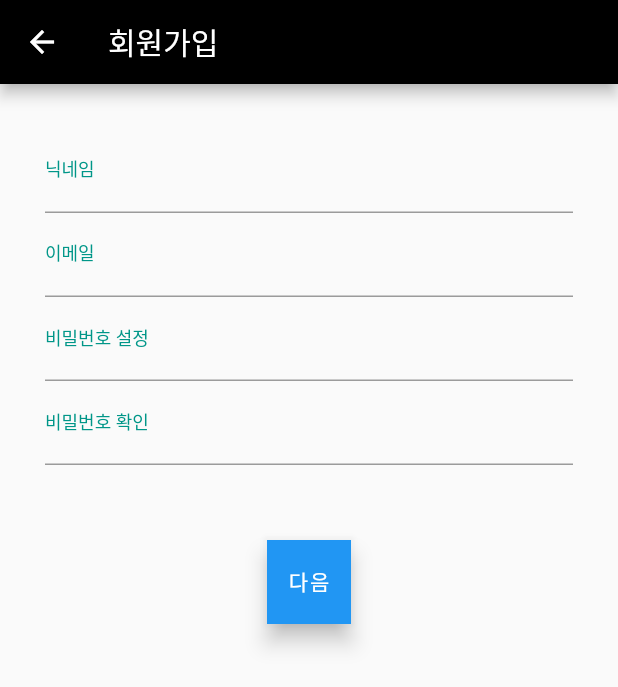
After one commit to joohyung99/DAMUL, a Flutter app: the screen it shows after launch, after a tap on "로그인", after a tap on "회원가입", on a phone screen of 412 x 824 dp. The commit adds this screen. Shown: the top 687 px of the screen. Run offline on Flutter 3.47's test engine with Material 2 defaults, Android fonts, the phone set to English and light mode, and no system bars; our stand-ins replace firebase_auth, fluttertoast; accounts and stored records are empty; network calls fail.

Commit message:
회원가입 부분 수정 중

```diff
--- a/lib/login.dart
+++ b/lib/login.dart
@@ -2,7 +2,9 @@
 import 'dart:math';
 import 'package:flutter/material.dart';
 
-import 'newmember.dart';
+import 'Main/home.dart';
+import 'newmember/newmember.dart';
+import 'package:firebase_auth/firebase_auth.dart';
 
 class Login extends StatefulWidget {
   const Login({Key? key}) : super(key: key);
@@ -13,8 +15,19 @@ class Login extends StatefulWidget {
 
 class _LoginState extends State<Login> {
 
+  final _authentication = FirebaseAuth.instance;
+  final _loginformkey = GlobalKey<FormState>();
   TextEditingController ctr1 = TextEditingController();
   TextEditingController ctr2 = TextEditingController();
+  String ID = '';
+  String pw = '';
+
+  void _logintryValidation(){
+    final isvalid = _loginformkey.currentState!.validate();
+    if(isvalid){
+      _loginformkey.currentState!.save();
+    }
+  }
 
   @override
   Widget build(BuildContext context) {
@@ -24,13 +37,18 @@ class _LoginState extends State<Login> {
         backgroundColor: Colors.black,
         centerTitle: true,
       ),
-      body: SingleChildScrollView(
+      body: GestureDetector(
+        onTap: (){
+          FocusScope.of(context).unfocus();
+        },
+        child: SingleChildScrollView(
           child: Column(
             children: [
               Container(
-              height: 230,
+                height: 200,
               ),
               Form(
+                key: _loginformkey,
                 child: Theme(
                   data: ThemeData(
                     primaryColor: Colors.black,
@@ -45,20 +63,36 @@ class _LoginState extends State<Login> {
                     padding: EdgeInsets.all(40.0),
                     child: Column(
                       children: [
-                      TextField(
-                        controller: ctr1,
+                        TextFormField(
+                          validator: (value){
+                            if(value!.isEmpty || !value.contains('@')){
+                              return '아이디는 회원가입 시 입력하신 이메일 주소입니다.';
+                            }
+                            return null;
+                          },
                           decoration: InputDecoration(
                             labelText: "Enter ID"
                           ),
                           keyboardType: TextInputType.emailAddress,
+                          onSaved: (value){
+                            ID = value!;
+                          },
+                          onChanged: (value){
+                            ID = value;
+                          },
                         ),
-                      TextField(
-                        controller: ctr2,
+                        TextFormField(
                           decoration: InputDecoration(
                               labelText: "Enter Password"
                           ),
                           keyboardType: TextInputType.text,
                           obscureText: true,
+                          onSaved: (value){
+                            pw = value!;
+                          },
+                          onChanged: (value){
+                            pw = value;
+                          },
                         ),
                         SizedBox(height: 50),
                         SizedBox(
@@ -69,7 +103,25 @@ class _LoginState extends State<Login> {
                                 borderRadius: BorderRadius.zero
                             ),
                             child: Container(child: Text("로그인")),
-                          onPressed: (){
+                            onPressed: () async{
+                              _logintryValidation();
+                              try {
+                                final loginUser = await _authentication
+                                    .signInWithEmailAndPassword(
+                                  email: ID,
+                                  password: pw,
+                                );
+                                if(loginUser.user != null){
+                                  Navigator.push(
+                                    context,
+                                    MaterialPageRoute(builder: (context){
+                                      return home();
+                                    })
+                                  );
+                                }
+                              }catch(e){
+                                print(e);
+                              }
                               // ctr1, ctr2가 실제 회원정보와 일치하다면 메인 페이지로 이동
 
                             },
@@ -99,6 +151,7 @@ class _LoginState extends State<Login> {
             ],
           ),
         ),
+      ),
     );
   }
 
--- /dev/null
+++ b/lib/newmember/become_newmember.dart
@@ -0,0 +1,178 @@
+
+import 'package:flutter/material.dart';
+import 'package:firebase_auth/firebase_auth.dart';
+
+class become_newmember extends StatefulWidget {
+  const become_newmember({Key? key}) : super(key: key);
+
+  @override
+  State<become_newmember> createState() => _become_newmemberState();
+}
+
+class _become_newmemberState extends State<become_newmember> {
+
+  final _authentication = FirebaseAuth.instance;
+  final _formkey = GlobalKey<FormState>();
+  String userName = '';
+  String userEmail = '';
+  String userPassword = '';
+
+  void _tryValidation(){
+    final isvalid = _formkey.currentState!.validate();
+    if(isvalid){
+      _formkey.currentState!.save();
+    }
+  }
+
+  @override
+  Widget build(BuildContext context) {
+    return Scaffold(
+      body: GestureDetector(
+        onTap: (){
+          FocusScope.of(context).unfocus();
+        },
+        child: SingleChildScrollView(
+          child: Column(
+              children: [
+                Form(
+                  key: _formkey,
+                  child: Theme(
+                    data: ThemeData(
+                        primaryColor: Colors.black,
+                        inputDecorationTheme: InputDecorationTheme(
+                            labelStyle: TextStyle(
+                              color: Colors.teal,
+                              fontSize: 12.0,
+                            )
+                        )
+                    ),
+                    child: Container(
+                      padding: EdgeInsets.symmetric(horizontal: 30, vertical: 30),
+                      child: Column(
+                        children: [
+                          TextFormField(
+                            validator: (value){
+                              if(value!.isEmpty || value.length < 2){
+                                return '최소 두 글자의 닉네임을 입력하셔야 합니다.';
+                              }
+                              return null;
+                            },
+                            onSaved: (value){
+                              userName = value!;
+                            },
+                            onChanged: (value){
+                              userName = value;
+                            },
+                            decoration: InputDecoration(
+                              label: Text("닉네임"),
+                              hintText: "두 글자 이상의 닉네임을 입력하세요.",
+                              hintStyle: TextStyle(
+                                fontSize: 10,
+                                color: Colors.black,
+                              ),
+                            ),
+                            keyboardType: TextInputType.text,
+                          ),
+
+                          TextFormField(
+                            validator: (value){
+                              if(value!.isEmpty || !value.contains('@')){
+                                return '유효한 메일 주소를 입력해주세요.';
+                              }
+                              return null;
+                            },
+                            onSaved: (value){
+                              userEmail = value!;
+                            },
+                            onChanged: (value){
+                              userEmail = value;
+                            },
+                            decoration: InputDecoration(
+                              label: Text("이메일"),
+                              hintText: "자주 사용하는 이메일 주소를 입력해주세요.",
+                              hintStyle: TextStyle(
+                                fontSize: 10,
+                                color: Colors.black,
+                              ),
+                            ),
+                            keyboardType: TextInputType.emailAddress,
+                          ),
+                          TextFormField(
+                            validator: (value){
+                              if(value!.isEmpty || value.length < 6){
+                                return '6자리 이상의 비밀번호를 입력해주세요.';
+                              }
+                              return null;
+                            },
+                            onSaved: (value){
+                              userPassword = value!;
+                            },
+                            onChanged: (value){
+                              userPassword = value;
+                            },
+                            decoration: InputDecoration(
+                              label: Text("비밀번호 설정"),
+                              hintText: "비밀번호는 6자리 이상이어야 합니다.",
+                              hintStyle: TextStyle(
+                                fontSize: 10,
+                                color: Colors.black,
+                              ),
+                            ),
+                            keyboardType: TextInputType.text,
+                            obscureText: true,
+                          ),
+                          TextFormField(
+                            validator: (value){
+                              if(value!.isEmpty || value != userPassword){
+                                return '비밀번호가 일치하지 않습니다.';
+                              }
+                              return null;
+                            },
+                            decoration: InputDecoration(
+                              label: Text("비밀번호 확인"),
+                            ),
+                            keyboardType: TextInputType.text,
+                            obscureText: true,
+                          ),
+                          SizedBox(height: 50,),
+                          FloatingActionButton(
+                            shape: BeveledRectangleBorder(
+                                borderRadius: BorderRadius.zero
+                            ),
+                            child: Container(child: Text("다음")),
+                            onPressed: () async{
+                              _tryValidation();
+
+                              try {
+                                final newUser = await _authentication
+                                    .createUserWithEmailAndPassword(
+                                  email: userEmail,
+                                  password: userPassword,
+                                );
+                                if(newUser.user != null){
+                                  //다음페이지로 이동
+                                }
+                              }catch(e){
+                                print(e);
+                                ScaffoldMessenger.of(context).showSnackBar(
+                                  SnackBar(
+                                    content: Text('이메일과 비밀번호를 다시 설정하세요.'),
+                                    backgroundColor: Colors.blue,
+                                  )
+                                );
+                              }
+                            },
+                          )
+                        ],
+                      ),
+                    ),
+                  ),
+                )
+              ],
+            ),
+        )
+      ),
+    );
+  }
+
+}
--- a/lib/newmember/newmember.dart
+++ b/lib/newmember/newmember.dart
@@ -1,5 +1,6 @@
 
 import 'package:flutter/material.dart';
+import 'become_newmember.dart';
 
 class newmember extends StatefulWidget {
   const newmember({Key? key}) : super(key: key);
@@ -16,7 +17,7 @@ class _newmemberState extends State<newmember> {
         title: Text("회원가입"),
         backgroundColor: Colors.black,
       ),
-      body: PhoneAuthTest(),
+      body: become_newmember(),
     );
   }
 }
```
Also changed, not shown: lib/newmember.dart (deleted, +0 -22 lines). Lines whose indentation alone changed are shown as unchanged.
